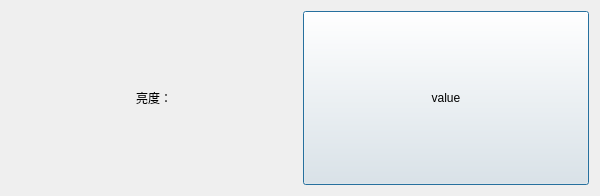
This is ButtonScanner/DlgExposureTimeSet.ui in WIND-ROAD-RUN/ButtonScanner as Qt 5 draws it before an edit. The edited form follows.
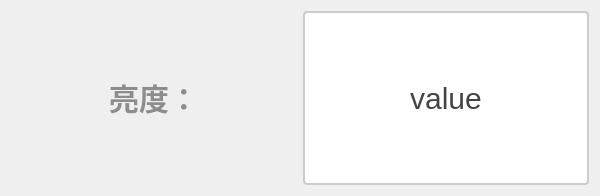
This is the edited form.

Commit message:
改善界面样式和用户体验
在 `DlgExposureTimeSet.ui` 文件中，添加了 `QLabel` 和 `QPushButton` 的样式表属性。`QLabel` 的样式包括字体大小、加粗、颜色、内边距和底部边框。`QPushButton` 的样式定义了正常、悬停和按下状态下的外观，涵盖内边距、边框、背景颜色和字体大小等。这些更改旨在提升界面的视觉效果和用户体验。

```diff
--- a/ButtonScanner/DlgExposureTimeSet.ui
+++ b/ButtonScanner/DlgExposureTimeSet.ui
@@ -16,6 +16,15 @@
   <layout class="QHBoxLayout" name="horizontalLayout">
    <item>
     <widget class="QLabel" name="label_exposureTime">
+     <property name="styleSheet">
+      <string notr="true">QLabel {
+       font-size: 30px;        
+       font-weight: bold;        
+       color:  rgb(141, 141, 141);       
+       padding: 5px 5px;     
+       border-bottom: 2px solid #cccccc; 
+    }</string>
+     </property>
      <property name="text">
       <string>亮度：</string>
      </property>
@@ -32,6 +41,26 @@
        <verstretch>0</verstretch>
       </sizepolicy>
      </property>
+     <property name="styleSheet">
+      <string notr="true">QPushButton {
+    padding: 6px 14px;
+    border: 2px solid #CCC;
+    border-radius: 4px;
+    background-color: white;
+    color: #444;
+    font-size: 30px; 
+}
+
+QPushButton:hover {
+    border-color: #999;
+    background-color: #F5F5F5;
+}
+
+QPushButton:pressed {
+    border-color: #777;
+    background-color: #EEE;
+}</string>
+     </property>
      <property name="text">
       <string>value</string>
      </property>
```
